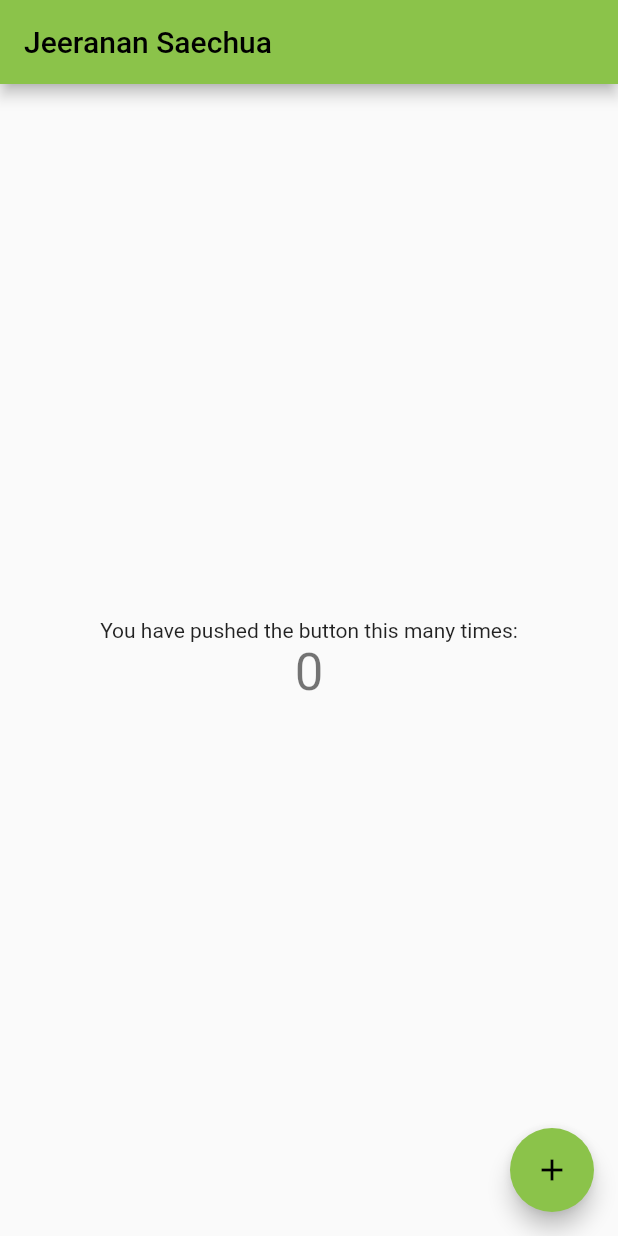
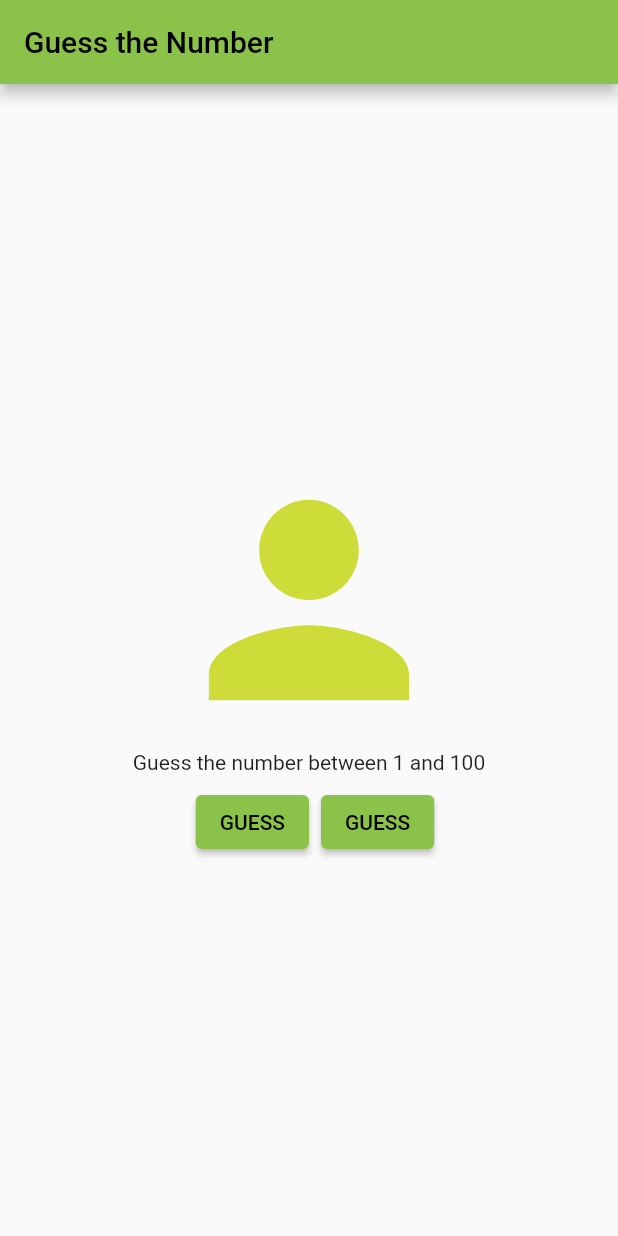
Before and after one commit to Jjeeranan/guess_the_number, a Flutter app: the screen it shows after launch, on a phone screen of 412 x 824 dp. Run offline on Flutter 3.47's test engine with Material 2 defaults, Android fonts, the phone set to English and light mode, and no system bars.

Commit message:
edit main Add game_page.dart

```diff
--- a/lib/game.dart
+++ b/lib/game.dart
@@ -6,11 +6,12 @@ enum GuessResult{
 }
 
 class Game{
-  final int answer = Random().nextInt(100)+1;
+  final int answer ;
   int _totalGuesses = 0;
 
   // constructor
-  Game(){
+  Game({required int maxRandom}) :
+        answer = Random().nextInt(maxRandom) + 1 {
     print('Answer is $answer');
   }
 
--- a/lib/guess_the_number.dart
+++ b/lib/guess_the_number.dart
@@ -5,7 +5,8 @@ import 'dart:io';
 import 'game.dart';
 
 void main(){
-  var game = Game();
+
+  var game = Game(maxRandom : 100);
   late GuessResult guessResult ;
 
 
--- a/lib/main.dart
+++ b/lib/main.dart
@@ -1,4 +1,5 @@
 import 'package:flutter/material.dart';
+import 'package:hello_flutter/pages/game/game_page.dart';
 
 void main() {
   runApp(const MyApp());
@@ -7,29 +8,20 @@ void main() {
 class MyApp extends StatelessWidget {
   const MyApp({super.key});
 
-  // This widget is the root of your application.
   @override
   Widget build(BuildContext context) {
     return MaterialApp(
       title: 'Flutter Demo',
       theme: ThemeData(
-        // This is the theme of your application.
-        //
-        // Try running your application with "flutter run". You'll see the
-        // application has a blue toolbar. Then, without quitting the app, try
-        // changing the primarySwatch below to Colors.green and then invoke
-        // "hot reload" (press "r" in the console where you ran "flutter run",
-        // or simply save your changes to "hot reload" in a Flutter IDE).
-        // Notice that the counter didn't reset back to zero; the application
-        // is not restarted.
         primarySwatch: Colors.lightGreen,
       ),
-      home: const MyHomePage(title: 'Jeeranan Saechua'),
+      home: const GamePage(),
     );
   }
 }
 
 class MyHomePage extends StatefulWidget {
+
   const MyHomePage({super.key, required this.title});
 
   // This widget is the home page of your application. It is stateful, meaning
@@ -43,8 +35,11 @@ class MyHomePage extends StatefulWidget {
 
   final String title;
 
+
   @override
-  State<MyHomePage> createState() => _MyHomePageState();
+  State<MyHomePage> createState() {
+    return _MyHomePageState();
+  }
 }
 
 class _MyHomePageState extends State<MyHomePage> {
@@ -52,23 +47,13 @@ class _MyHomePageState extends State<MyHomePage> {
 
   void _incrementCounter() {
     setState(() {
-      // This call to setState tells the Flutter framework that something has
-      // changed in this State, which causes it to rerun the build method below
-      // so that the display can reflect the updated values. If we changed
-      // _counter without calling setState(), then the build method would not be
-      // called again, and so nothing would appear to happen.
+
       _counter++;
     });
   }
-
   @override
   Widget build(BuildContext context) {
-    // This method is rerun every time setState is called, for instance as done
-    // by the _incrementCounter method above.
-    //
-    // The Flutter framework has been optimized to make rerunning build methods
-    // fast, so that you can just rebuild anything that needs updating rather
-    // than having to individually change instances of widgets.
+
     return Scaffold(
       appBar: AppBar(
         // Here we take the value from the MyHomePage object that was created by
@@ -99,8 +84,8 @@ class _MyHomePageState extends State<MyHomePage> {
               'You have pushed the button this many times:',
             ),
             Text(
-              '$_counter',
-              style: Theme.of(context).textTheme.headline4,
+              'Value is $_counter',
+              style: TextStyle(fontSize:  80, color: Colors.green),
             ),
           ],
         ),
--- /dev/null
+++ b/lib/pages/game/game_page.dart
@@ -0,0 +1,40 @@
+
+import 'package:flutter/material.dart';
+
+class GamePage extends StatefulWidget {
+  const GamePage({Key? key}) : super(key: key);
+
+  @override
+  State<GamePage> createState() => _GamePageState();
+}
+
+class _GamePageState extends State<GamePage> {
+  @override
+  Widget build(BuildContext context) {
+    return Scaffold(
+      appBar: AppBar(
+        title: const Text('Guess the Number'),
+      ),
+      body: Center(
+        child: Column(
+          mainAxisAlignment: MainAxisAlignment.center,
+          children: [
+            Icon(Icons.person, size: 200, color: Colors.lime),
+            Text('Guess the number between 1 and 100'),
+            Row(
+              mainAxisAlignment: MainAxisAlignment.center,
+
+              children: [
+                Padding(
+                  padding: const EdgeInsets.all(8.0),
+                  child: ElevatedButton(onPressed: () {}, child: Text('GUESS')),
+                ),
+                ElevatedButton(onPressed: () {}, child: Text('GUESS'))
+              ],
+            ),
+          ],
+        ),
+      )
+    );
+  }
+}
```
